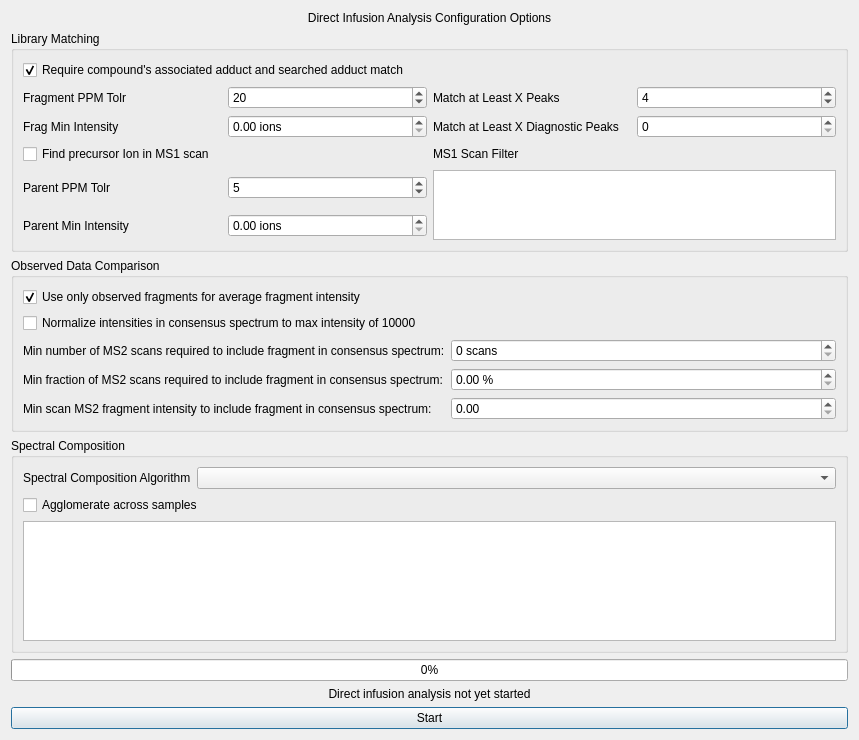
First picture: the form in src/maven/forms/directinfusiondialog.ui, repository eugenemel/maven, before the edit.
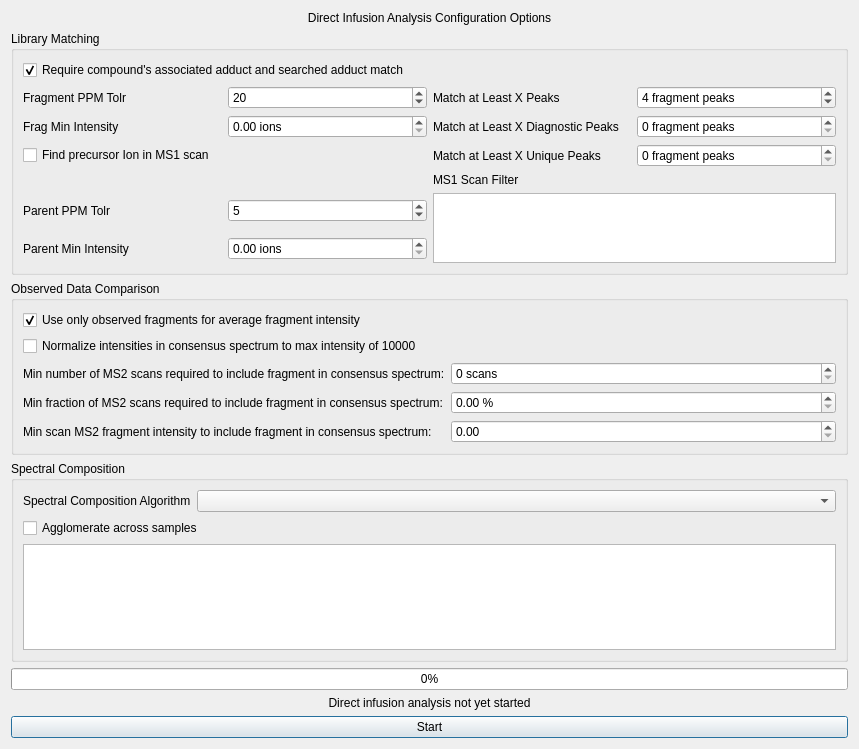
Second picture: the form after the edit.

Commit message: Issue 210: Added option to dialog box to filter by number of unique matches.

What changed in the file:
```diff
--- a/src/maven/forms/directinfusiondialog.ui
+++ b/src/maven/forms/directinfusiondialog.ui
@@ -7,7 +7,7 @@
     <x>0</x>
     <y>0</y>
     <width>859</width>
-    <height>740</height>
+    <height>749</height>
    </rect>
   </property>
   <property name="windowTitle">
@@ -50,21 +50,48 @@
         </property>
        </widget>
       </item>
-      <item row="5" column="0">
+      <item row="8" column="1">
+       <widget class="QDoubleSpinBox" name="spnParentMinIntensity">
+        <property name="suffix">
+         <string> ions</string>
+        </property>
+        <property name="maximum">
+         <double>100000000000000000.000000000000000</double>
+        </property>
+       </widget>
+      </item>
+      <item row="8" column="0">
        <widget class="QLabel" name="lblParentMinIntensity">
         <property name="text">
          <string>Parent Min Intensity</string>
         </property>
        </widget>
       </item>
-      <item row="4" column="0">
-       <widget class="QLabel" name="lblParTol">
+      <item row="2" column="1">
+       <widget class="QDoubleSpinBox" name="spnFragMinIntensity">
+        <property name="suffix">
+         <string> ions</string>
+        </property>
+        <property name="maximum">
+         <double>1000000000000000000.000000000000000</double>
+        </property>
+       </widget>
+      </item>
+      <item row="4" column="2">
+       <widget class="QLabel" name="lblMatchUnique">
         <property name="text">
-         <string>Parent PPM Tolr</string>
+         <string>Match at Least X Unique Peaks</string>
         </property>
        </widget>
       </item>
-      <item row="3" column="0" colspan="2">
+      <item row="1" column="0">
+       <widget class="QLabel" name="lblFragTol">
+        <property name="text">
+         <string>Fragment PPM Tolr</string>
+        </property>
+       </widget>
+      </item>
+      <item row="4" column="0" colspan="2">
        <widget class="QCheckBox" name="chkFindPrecursorIon">
         <property name="text">
          <string>Find precursor Ion in MS1 scan</string>
@@ -73,6 +100,9 @@
       </item>
       <item row="1" column="3">
        <widget class="QSpinBox" name="spnMatchXPeaks">
+        <property name="suffix">
+         <string> fragment peaks</string>
+        </property>
         <property name="minimum">
          <number>0</number>
         </property>
@@ -100,6 +130,9 @@
       </item>
       <item row="2" column="3">
        <widget class="QSpinBox" name="spnMatchXDiagnosticPeaks">
+        <property name="suffix">
+         <string> fragment peaks</string>
+        </property>
         <property name="maximum">
          <number>9999999</number>
         </property>
@@ -112,47 +145,37 @@
         </property>
        </widget>
       </item>
-      <item row="2" column="1">
-       <widget class="QDoubleSpinBox" name="spnFragMinIntensity">
-        <property name="suffix">
-         <string> ions</string>
-        </property>
-        <property name="maximum">
-         <double>1000000000000000000.000000000000000</double>
-        </property>
-       </widget>
-      </item>
-      <item row="4" column="2" rowspan="2" colspan="2">
-       <widget class="QTextEdit" name="txtMs1ScanFilter"/>
-      </item>
-      <item row="5" column="1">
-       <widget class="QDoubleSpinBox" name="spnParentMinIntensity">
-        <property name="suffix">
-         <string> ions</string>
-        </property>
-        <property name="maximum">
-         <double>100000000000000000.000000000000000</double>
-        </property>
-       </widget>
-      </item>
-      <item row="3" column="2" colspan="2">
+      <item row="6" column="2">
        <widget class="QLabel" name="lblMs1ScanFilter">
         <property name="text">
          <string>MS1 Scan Filter</string>
         </property>
        </widget>
       </item>
-      <item row="4" column="1">
+      <item row="7" column="1">
        <widget class="QSpinBox" name="spnParTol">
         <property name="value">
          <number>5</number>
         </property>
        </widget>
       </item>
-      <item row="1" column="0">
-       <widget class="QLabel" name="lblFragTol">
+      <item row="7" column="0">
+       <widget class="QLabel" name="lblParTol">
         <property name="text">
-         <string>Fragment PPM Tolr</string>
+         <string>Parent PPM Tolr</string>
+        </property>
+       </widget>
+      </item>
+      <item row="7" column="2" rowspan="2" colspan="2">
+       <widget class="QTextEdit" name="txtMs1ScanFilter"/>
+      </item>
+      <item row="4" column="3">
+       <widget class="QSpinBox" name="spnMatchXUniquePeaks">
+        <property name="suffix">
+         <string> fragment peaks</string>
+        </property>
+        <property name="maximum">
+         <number>999999999</number>
         </property>
        </widget>
       </item>
```
Left out of the diff: 36 changed lines with no effect on the pictures. The commit also changes 1 other file.
